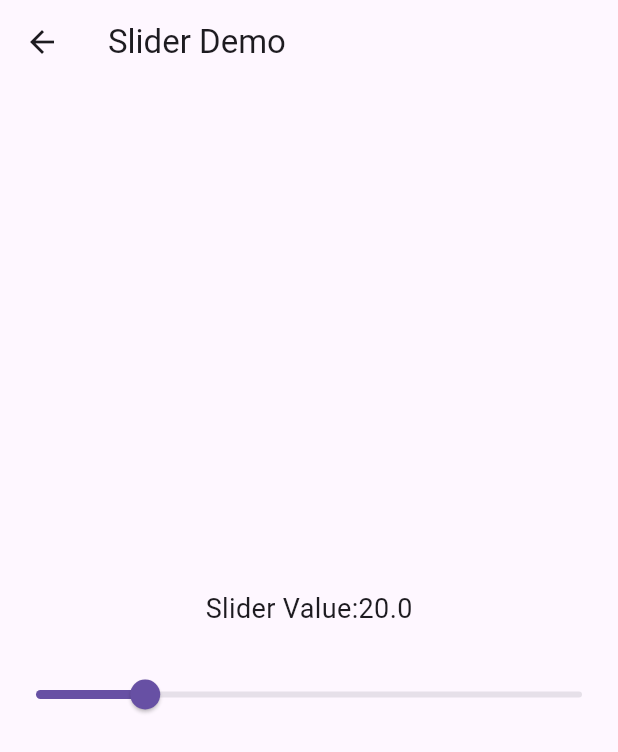
After one commit to remyamp1/Widget_Picker, a Flutter app: the SliderDemo screen opened directly, on a phone screen of 412 x 824 dp. The commit adds this screen. Shown: the top 752 px of the screen. Run offline on Flutter 3.47's test engine with Material 3 defaults, Android fonts, the phone set to English and light mode, and no system bars.

Commit message:
"7-10-24"

```diff
--- a/lib/main.dart
+++ b/lib/main.dart
@@ -3,6 +3,7 @@ import 'package:sliderdelete/DataPicker.dart';
 import 'package:sliderdelete/Sliderdelete.dart';
 import 'package:sliderdelete/Switch.dart';
 import 'package:sliderdelete/TimePick.dart';
+import 'package:sliderdelete/slider.dart';
 
 void main() {
   runApp(const MyApp());
--- /dev/null
+++ b/lib/slider.dart
@@ -0,0 +1,39 @@
+import 'package:flutter/material.dart';
+class SliderDemo extends StatefulWidget{
+  @override
+
+  _SliderDemoStata createState() => _SliderDemoStata();
+
+}
+class _SliderDemoStata extends State<SliderDemo>{
+  double _SliderValue =20.0;
+  @override
+  Widget build(BuildContext context){
+    return Scaffold(
+
+      appBar: AppBar(
+        title: Text("Slider Demo"),
+      ),
+      body: Center(
+        child: Column(
+          mainAxisAlignment: MainAxisAlignment.center,
+          children: [
+            Text("Slider Value:${_SliderValue.toStringAsFixed(1)}",
+            style: const TextStyle(fontSize: 18),),
+            const SizedBox(height: 20),
+            Slider(
+              value: _SliderValue,
+              min: 0,
+              max: 100,
+               onChanged:(double newvalue){
+              setState(() {
+                _SliderValue =newvalue;
+              });
+            })
+          ],
+        ),
+      ),
+    );
+  }
+
+}
```
Also changed, not shown: lib/switch_no,off.dart (added, +35 -0 lines).
